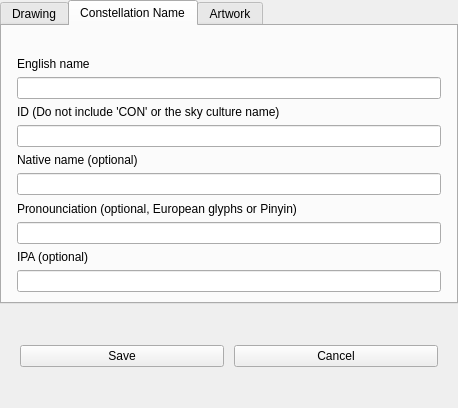
Stellarium/stellarium, file plugins/SkyCultureMaker/src/gui/scmConstellationDialog.ui: the form before one commit.
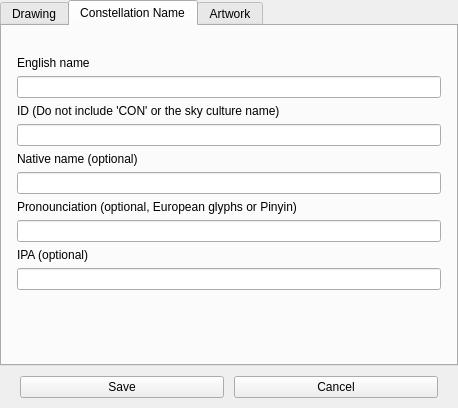
The form after the commit. The open tabs and pages were chosen to show the change. Icons and pictures are not drawn. Custom widgets are drawn as their Qt base class.

Commit message: fix constellation dialog ui

The edit to the form file:
```diff
--- a/plugins/SkyCultureMaker/src/gui/scmConstellationDialog.ui
+++ b/plugins/SkyCultureMaker/src/gui/scmConstellationDialog.ui
@@ -175,6 +175,19 @@
        <item>
         <widget class="QLineEdit" name="ipaLE"/>
        </item>
+       <item>
+        <spacer name="constTabVertSpacer">
+         <property name="orientation">
+          <enum>Qt::Vertical</enum>
+         </property>
+         <property name="sizeHint" stdset="0">
+          <size>
+           <width>20</width>
+           <height>40</height>
+          </size>
+         </property>
+        </spacer>
+       </item>
       </layout>
      </widget>
      <widget class="QWidget" name="artworkTab">
@@ -321,7 +334,7 @@
    <item>
     <widget class="QFrame" name="Content">
      <property name="sizePolicy">
-      <sizepolicy hsizetype="Expanding" vsizetype="Expanding">
+      <sizepolicy hsizetype="Expanding" vsizetype="Fixed">
        <horstretch>0</horstretch>
        <verstretch>0</verstretch>
       </sizepolicy>
@@ -353,9 +366,15 @@
         <property name="leftMargin">
          <number>20</number>
         </property>
+        <property name="topMargin">
+         <number>10</number>
+        </property>
         <property name="rightMargin">
          <number>20</number>
         </property>
+        <property name="bottomMargin">
+         <number>10</number>
+        </property>
         <item>
          <widget class="QPushButton" name="saveBtn">
           <property name="text">
```
